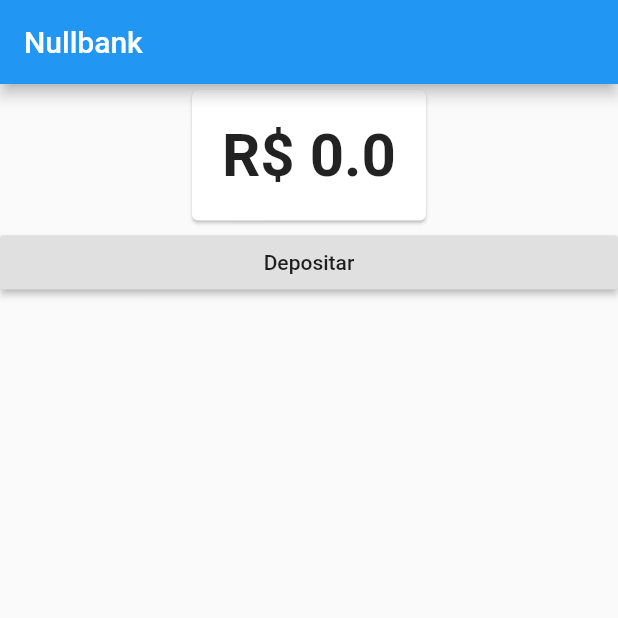
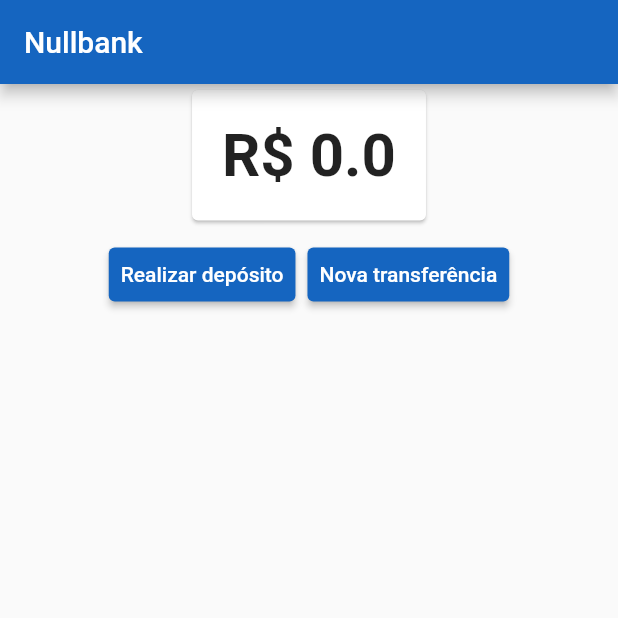
Before and after one commit to igupansini/Studying-Flutter, a Flutter app: the screen it shows after launch, on a phone screen of 412 x 824 dp, the top half of it. Run offline on Flutter 3.47's test engine with Material 2 defaults, Android fonts, the phone set to English and light mode, and no system bars.

```diff
--- a/bank/lib/main.dart
+++ b/bank/lib/main.dart
@@ -4,8 +4,12 @@ import 'package:provider/provider.dart';
 import 'models/balance.dart';
 
 void main() {
-  runApp(ChangeNotifierProvider(
-    create: (context) => Balance(0),
+  runApp(MultiProvider(
+    providers: [
+      ChangeNotifierProvider(
+        create: (context) => Balance(0),
+      ),
+    ],
     child: MyApp(),
   ));
 }
@@ -14,6 +18,12 @@ class MyApp extends StatelessWidget {
   @override
   Widget build(BuildContext context) {
     return MaterialApp(
+      theme: ThemeData(
+          primaryColor: Colors.blue[800],
+          buttonTheme: ButtonThemeData(
+            buttonColor: Colors.blue[800],
+            textTheme: ButtonTextTheme.primary,
+          )),
       debugShowCheckedModeBanner: false,
       home: Dashboard(),
     );
--- a/bank/lib/screens/dashboard.dart
+++ b/bank/lib/screens/dashboard.dart
@@ -1,4 +1,5 @@
 import 'package:bank/screens/deposit_form_screen.dart';
+import 'package:bank/screens/transfer_form_screen.dart';
 import 'package:bank/widgets/balance_card.dart';
 import 'package:flutter/material.dart';
 
@@ -15,14 +16,29 @@ class Dashboard extends StatelessWidget {
               child: BalanceCard(),
               alignment: Alignment.topCenter,
             ),
-            RaisedButton(
-              child: Text("Depositar"),
-              onPressed: () {
-                Navigator.push(context, MaterialPageRoute(builder: (context) {
-                  return DepositFormScreen();
-                }));
-              },
-            )
+            ButtonBar(
+              alignment: MainAxisAlignment.center,
+              children: [
+                RaisedButton(
+                  child: Text("Realizar depósito"),
+                  onPressed: () {
+                    Navigator.push(context,
+                        MaterialPageRoute(builder: (context) {
+                      return DepositFormScreen();
+                    }));
+                  },
+                ),
+                RaisedButton(
+                  child: Text("Nova transferência"),
+                  onPressed: () {
+                    Navigator.push(context,
+                        MaterialPageRoute(builder: (context) {
+                      return TransferFormScreen();
+                    }));
+                  },
+                ),
+              ],
+            ),
           ],
         ));
   }
```
